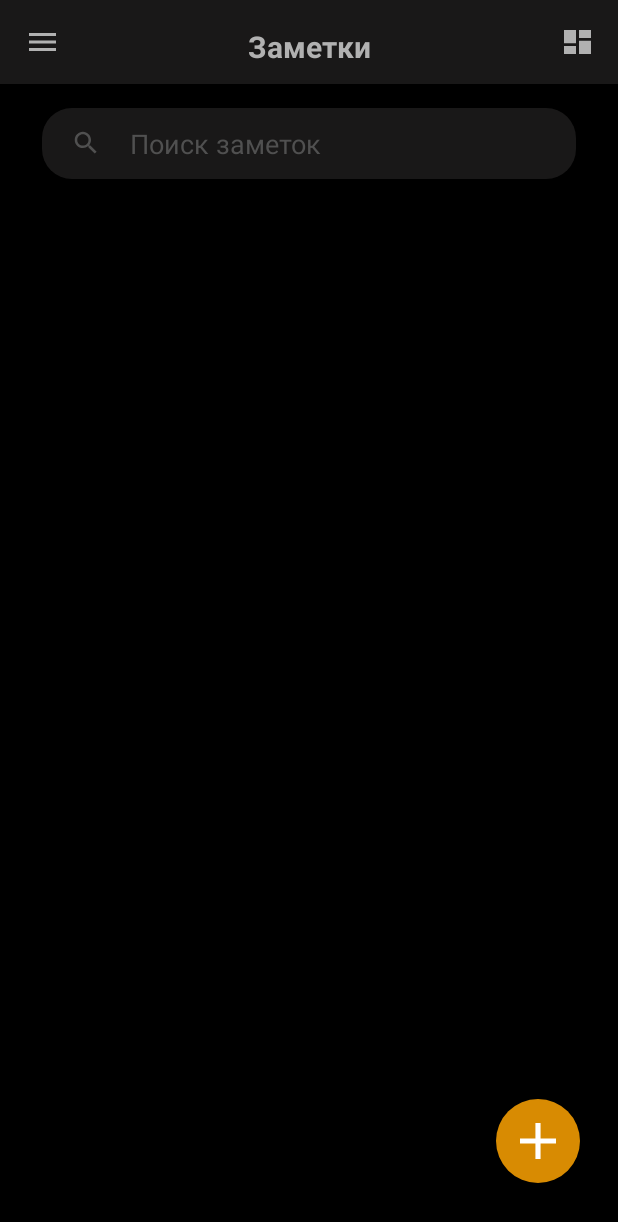
After one commit to Eric-O-ops/NotebookApp, an Android app: the layout fragment_main.xml on its own in the app's theme, with its tools: preview values and no code run, on a phone screen of 412 x 824 dp. The commit adds this screen. Shown: the top 1222 px of the screen. Run offline under Robolectric (Android 15) with nearby library versions, the phone set to English and light mode, and no system bars.

Commit message:
did typesetting manin fragment added some icons

```diff
--- a/app/src/main/AndroidManifest.xml
+++ b/app/src/main/AndroidManifest.xml
@@ -13,7 +13,7 @@
         android:theme="@style/Theme.Notebook"
         tools:targetApi="31">
         <activity
-            android:name=".MainActivity"
+            android:name=".ui.activity.MainActivity"
             android:exported="true">
             <intent-filter>
                 <action android:name="android.intent.action.MAIN" />
--- a/app/src/main/java/com/eric/notebook/MainActivity.kt
+++ b/app/src/main/java/com/eric/notebook/ui/activity/MainActivity.kt
@@ -1,7 +1,8 @@
-package com.eric.notebook
+package com.eric.notebook.ui.activity
 
 import androidx.appcompat.app.AppCompatActivity
 import android.os.Bundle
+import com.eric.notebook.R
 
 class MainActivity : AppCompatActivity() {
 
--- /dev/null
+++ b/app/src/main/res/drawable/ic_add_note.xml
@@ -0,0 +1,10 @@
+<vector xmlns:android="http://schemas.android.com/apk/res/android"
+    android:width="16dp"
+    android:height="16dp"
+    android:viewportWidth="16"
+    android:viewportHeight="16">
+  <path
+      android:pathData="M16,9.143H9.143V16H6.857V9.143H0V6.857H6.857V0H9.143V6.857H16V9.143Z"
+      android:fillColor="#ffffff"
+      android:fillType="evenOdd"/>
+</vector>
--- /dev/null
+++ b/app/src/main/res/drawable/ic_grid_layout.xml
@@ -0,0 +1,10 @@
+<vector xmlns:android="http://schemas.android.com/apk/res/android"
+    android:width="18dp"
+    android:height="16dp"
+    android:viewportWidth="18"
+    android:viewportHeight="16">
+  <path
+      android:pathData="M0,8.889H8V0H0V8.889ZM0,16H8V10.667H0V16ZM10,16H18V7.111H10V16ZM10,0V5.333H18V0H10Z"
+      android:fillColor="#B1B1B1"
+      android:fillType="evenOdd"/>
+</vector>
--- /dev/null
+++ b/app/src/main/res/drawable/ic_search.xml
@@ -0,0 +1,5 @@
+<vector android:height="20dp" android:tint="#505050"
+    android:viewportHeight="24" android:viewportWidth="24"
+    android:width="20dp" xmlns:android="http://schemas.android.com/apk/res/android">
+    <path android:fillColor="@android:color/white" android:pathData="M15.5,14h-0.79l-0.28,-0.27C15.41,12.59 16,11.11 16,9.5 16,5.91 13.09,3 9.5,3S3,5.91 3,9.5 5.91,16 9.5,16c1.61,0 3.09,-0.59 4.23,-1.57l0.27,0.28v0.79l5,4.99L20.49,19l-4.99,-5zM9.5,14C7.01,14 5,11.99 5,9.5S7.01,5 9.5,5 14,7.01 14,9.5 11.99,14 9.5,14z"/>
+</vector>
--- /dev/null
+++ b/app/src/main/res/drawable/menu.xml
@@ -0,0 +1,9 @@
+<vector xmlns:android="http://schemas.android.com/apk/res/android"
+    android:width="18dp"
+    android:height="12dp"
+    android:viewportWidth="18"
+    android:viewportHeight="12">
+  <path
+      android:pathData="M0,0H18V2.016H0V0ZM0,6.984V5.016H18V6.984H0ZM0,12V9.984H18V12H0Z"
+      android:fillColor="#B1B1B1"/>
+</vector>
--- /dev/null
+++ b/app/src/main/res/drawable/search_note_edit_text.xml
@@ -0,0 +1,8 @@
+<?xml version="1.0" encoding="utf-8"?>
+<shape
+    xmlns:android="http://schemas.android.com/apk/res/android">
+
+    <corners android:radius="20dp"/>
+    <solid android:color="@color/light_black"/>
+
+</shape>
--- /dev/null
+++ b/app/src/main/res/drawable/text_cursor.xml
@@ -0,0 +1,13 @@
+<?xml version="1.0" encoding="utf-8"?>
+<shape
+    xmlns:android="http://schemas.android.com/apk/res/android">
+
+    <size
+        android:height="20dp"/>
+
+    <solid
+        android:color="@color/orange"/>
+
+
+
+</shape>
--- /dev/null
+++ b/app/src/main/res/layout/fragment_main.xml
@@ -0,0 +1,84 @@
+<?xml version="1.0" encoding="utf-8"?>
+<androidx.constraintlayout.widget.ConstraintLayout xmlns:android="http://schemas.android.com/apk/res/android"
+    xmlns:app="http://schemas.android.com/apk/res-auto"
+    xmlns:tools="http://schemas.android.com/tools"
+    android:layout_width="match_parent"
+    android:layout_height="match_parent"
+    android:background="@color/black"
+    android:focusableInTouchMode="true"
+    tools:context=".ui.fragments.main.MainFragment">
+
+    <androidx.appcompat.widget.Toolbar
+        android:id="@+id/tool_bar"
+        android:layout_width="match_parent"
+        android:layout_height="wrap_content"
+        android:background="@color/light_black"
+        app:layout_constraintTop_toTopOf="parent"
+        app:navigationIcon="@drawable/menu">
+
+        <TextView
+            android:layout_width="wrap_content"
+            android:layout_height="wrap_content"
+            android:layout_gravity="center"
+            android:layout_marginTop="17dp"
+            android:text="@string/Notes"
+            android:textColor="@color/medium_light_gray"
+            android:textSize="20sp"
+            android:textStyle="bold" />
+
+        <ImageView
+            android:layout_width="wrap_content"
+            android:layout_height="wrap_content"
+            android:layout_gravity="end"
+            android:layout_margin="18dp"
+            android:background="@drawable/ic_grid_layout"
+            android:contentDescription="@string/type_layout" />
+
+    </androidx.appcompat.widget.Toolbar>
+
+    <androidx.appcompat.widget.AppCompatEditText
+        android:id="@+id/et_search_for_notes"
+        android:layout_width="match_parent"
+        android:layout_height="wrap_content"
+        android:layout_marginHorizontal="28dp"
+        android:layout_marginTop="16dp"
+        android:background="@drawable/search_note_edit_text"
+        android:drawableStart="@drawable/ic_search"
+        android:drawablePadding="19dp"
+        android:ellipsize="end"
+        android:hint="@string/search_for_notes"
+        android:inputType="text"
+        android:maxLines="1"
+        android:paddingVertical="11dp"
+        android:paddingStart="19dp"
+        android:paddingEnd="19dp"
+        android:textColor="@color/medium_light_gray"
+        android:textColorHint="@color/medium_dark_gray"
+        android:textCursorDrawable="@drawable/text_cursor"
+        app:layout_constraintTop_toBottomOf="@id/tool_bar" />
+
+    <androidx.recyclerview.widget.RecyclerView
+        android:id="@+id/recycler_view"
+        android:layout_width="match_parent"
+        android:layout_height="0dp"
+        android:layout_marginTop="11dp"
+        app:layout_constraintBottom_toBottomOf="parent"
+        app:layout_constraintTop_toBottomOf="@id/et_search_for_notes" />
+
+    <com.google.android.material.floatingactionbutton.FloatingActionButton
+        android:id="@+id/btn_add_note"
+        android:layout_width="wrap_content"
+        android:layout_height="wrap_content"
+        android:layout_marginEnd="25dp"
+        android:layout_marginBottom="35dp"
+        android:backgroundTint="@color/orange"
+        android:contentDescription="@string/add_note"
+        android:src="@drawable/ic_add_note"
+        app:borderWidth="0dp"
+        app:elevation="6dp"
+        app:fabSize="normal"
+        app:layout_constraintBottom_toBottomOf="parent"
+        app:layout_constraintEnd_toEndOf="parent"
+        app:tint="@color/white" />
+
+</androidx.constraintlayout.widget.ConstraintLayout>
--- a/app/src/main/res/values/colors.xml
+++ b/app/src/main/res/values/colors.xml
@@ -13,4 +13,5 @@
     <color name="light_gray">#E6E6E6</color>
     <color name="light_black">#191818</color>
     <color name="medium_light_gray">#B1B1B1</color>
+    <color name="medium_dark_gray">#505050</color>
 </resources>
--- a/app/src/main/res/values/strings.xml
+++ b/app/src/main/res/values/strings.xml
@@ -2,4 +2,8 @@
     <string name="app_name">Notebook</string>
     <!-- TODO: Remove or change this placeholder text -->
     <string name="hello_blank_fragment">Hello blank fragment</string>
+    <string name="Notes">Заметки</string>
+    <string name="search_for_notes">Поиск заметок</string>
+    <string name="add_note">Add note</string>
+    <string name="type_layout">type layout</string>
 </resources>
```
Also changed, not shown: app/src/main/java/com/eric/notebook/ui/fragments/main/MainFragment.kt (added, +19 -0 lines), app/src/main/java/com/eric/notebook/ui/fragments/main/detail/DetailFragment.kt (added, +19 -0 lines), app/src/main/res/drawable/ic_arrow_back.xml (added, +10 -0 lines), app/src/main/res/drawable/ic_linear_layout.xml (added, +10 -0 lines), app/src/main/res/layout/activity_main.xml (+13 -1 lines), app/src/main/res/layout/fragment_detail.xml (added, +14 -0 lines), app/src/main/res/menu/action_menu.xml (added, +11 -0 lines), app/src/main/res/navigation/nav_graph.xml (added, +22 -0 lines).
